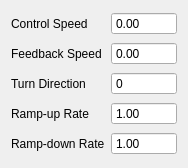
ngocminhdao88/Zylinderkopfpruefstand, file code/client/vfdeditor.ui: the form before one commit.
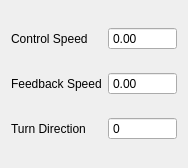
The form after the commit.

Commit message: Continued working on test profile. Refactoring enum for data model (VFD and Test Profile using same enum)

Patch:
```diff
--- a/code/client/vfdeditor.ui
+++ b/code/client/vfdeditor.ui
@@ -14,13 +14,6 @@
    <string>Form</string>
   </property>
   <layout class="QGridLayout" name="gridLayout">
-   <item row="3" column="0">
-    <widget class="QLabel" name="label_4">
-     <property name="text">
-      <string>Ramp-up Rate</string>
-     </property>
-    </widget>
-   </item>
    <item row="0" column="0">
     <widget class="QLabel" name="label">
      <property name="text">
@@ -28,10 +21,16 @@
      </property>
     </widget>
    </item>
-   <item row="1" column="0">
-    <widget class="QLabel" name="label_2">
-     <property name="text">
-      <string>Feedback Speed</string>
+   <item row="0" column="1">
+    <widget class="QDoubleSpinBox" name="controlSpeedSpinbox">
+     <property name="buttonSymbols">
+      <enum>QAbstractSpinBox::NoButtons</enum>
+     </property>
+     <property name="keyboardTracking">
+      <bool>false</bool>
+     </property>
+     <property name="maximum">
+      <double>7000.000000000000000</double>
      </property>
     </widget>
    </item>
@@ -48,13 +47,6 @@
      </property>
     </widget>
    </item>
-   <item row="4" column="0">
-    <widget class="QLabel" name="label_5">
-     <property name="text">
-      <string>Ramp-down Rate</string>
-     </property>
-    </widget>
-   </item>
    <item row="2" column="0">
     <widget class="QLabel" name="label_3">
      <property name="text">
@@ -62,19 +54,6 @@
      </property>
     </widget>
    </item>
-   <item row="0" column="1">
-    <widget class="QDoubleSpinBox" name="controlSpeedSpinbox">
-     <property name="buttonSymbols">
-      <enum>QAbstractSpinBox::NoButtons</enum>
-     </property>
-     <property name="keyboardTracking">
-      <bool>false</bool>
-     </property>
-     <property name="maximum">
-      <double>7000.000000000000000</double>
-     </property>
-    </widget>
-   </item>
    <item row="1" column="1">
     <widget class="QDoubleSpinBox" name="feedbackSpeedSpinbox">
      <property name="readOnly">
@@ -91,35 +70,10 @@
      </property>
     </widget>
    </item>
-   <item row="3" column="1">
-    <widget class="QDoubleSpinBox" name="rampUpRateSpinbox">
-     <property name="buttonSymbols">
-      <enum>QAbstractSpinBox::NoButtons</enum>
-     </property>
-     <property name="keyboardTracking">
-      <bool>false</bool>
-     </property>
-     <property name="minimum">
-      <double>1.000000000000000</double>
-     </property>
-     <property name="maximum">
-      <double>1000.000000000000000</double>
-     </property>
-    </widget>
-   </item>
-   <item row="4" column="1">
-    <widget class="QDoubleSpinBox" name="rampDownRateSpinbox">
-     <property name="buttonSymbols">
-      <enum>QAbstractSpinBox::NoButtons</enum>
-     </property>
-     <property name="keyboardTracking">
-      <bool>false</bool>
-     </property>
-     <property name="minimum">
-      <double>1.000000000000000</double>
-     </property>
-     <property name="maximum">
-      <double>1000.000000000000000</double>
+   <item row="1" column="0">
+    <widget class="QLabel" name="label_2">
+     <property name="text">
+      <string>Feedback Speed</string>
      </property>
     </widget>
    </item>
```
The commit also changes 17 other files.
